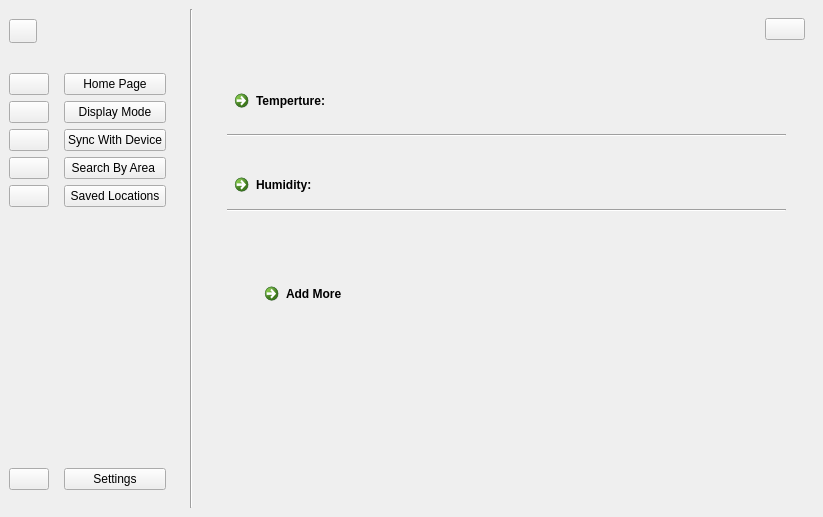
The window that User Interface/WeatherApp.ui (sarscheps/Project---UI-Communications) describes before a commit, drawn with Qt 5.
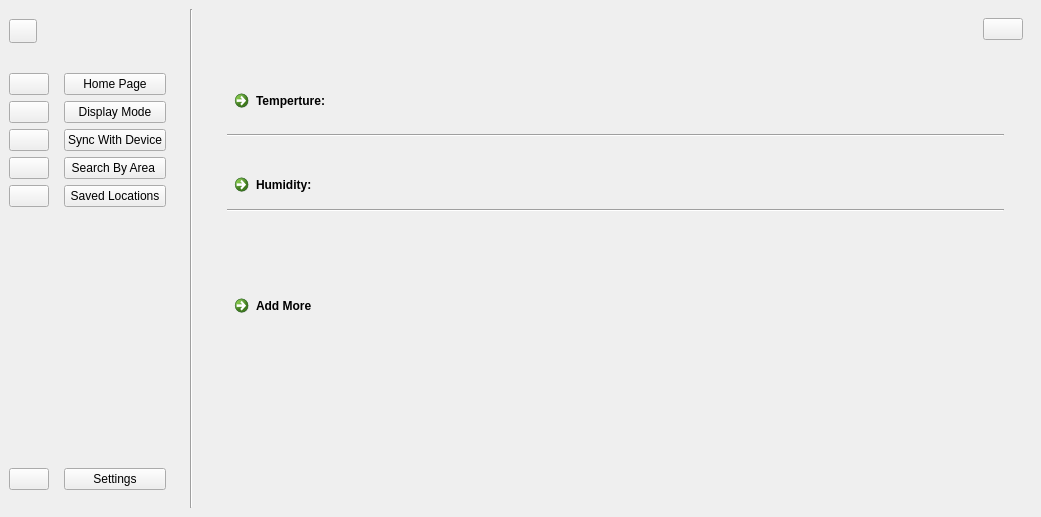
The same window after the commit. The open tabs and pages were chosen to show the change. Icons and pictures are not drawn. Custom widgets are drawn as their Qt base class.

Diff of the .ui file:
```diff
--- a/User Interface/WeatherApp.ui
+++ b/User Interface/WeatherApp.ui
@@ -6,7 +6,7 @@
    <rect>
     <x>0</x>
     <y>0</y>
-    <width>823</width>
+    <width>1041</width>
     <height>517</height>
    </rect>
   </property>
@@ -451,7 +451,7 @@
                    <widget class="LinkButton" name="tempLinkButton">
                     <property name="maximumSize">
                      <size>
-                      <width>16777215</width>
+                      <width>16777210</width>
                       <height>40</height>
                      </size>
                     </property>
@@ -598,7 +598,7 @@
                   </property>
                   <property name="sizeHint" stdset="0">
                    <size>
-                    <width>40</width>
+                    <width>10</width>
                     <height>20</height>
                    </size>
                   </property>
@@ -607,7 +607,13 @@
                 <item>
                  <layout class="QVBoxLayout" name="verticalLayout_6">
                   <item>
-                   <widget class="QCommandLinkButton" name="commandLinkButton_2">
+                   <widget class="QCommandLinkButton" name="addMoreLinkButton">
+                    <property name="maximumSize">
+                     <size>
+                      <width>16777215</width>
+                      <height>40</height>
+                     </size>
+                    </property>
                     <property name="text">
                      <string>Add More </string>
                     </property>
@@ -615,6 +621,22 @@
                   </item>
                  </layout>
                 </item>
+                <item>
+                 <spacer name="addMoreRightSpacer">
+                  <property name="orientation">
+                   <enum>Qt::Horizontal</enum>
+                  </property>
+                  <property name="sizeType">
+                   <enum>QSizePolicy::Fixed</enum>
+                  </property>
+                  <property name="sizeHint" stdset="0">
+                   <size>
+                    <width>10</width>
+                    <height>20</height>
+                   </size>
+                  </property>
+                 </spacer>
+                </item>
                </layout>
               </item>
              </layout>
```
Left out of the diff: 44 changed lines with no effect on the pictures.
